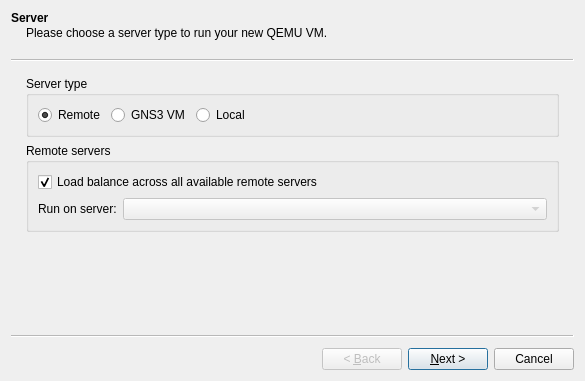
Above: gns3/modules/qemu/ui/qemu_vm_wizard.ui from GNS3/gns3-gui before the change. Below: the same form after it.
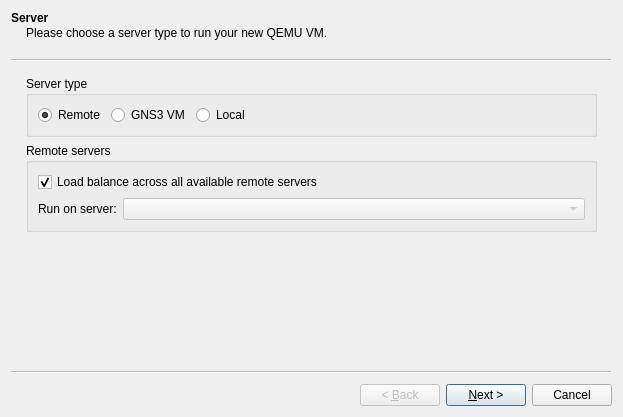
That is the form after the change.

The edit to the form file:
```diff
--- a/gns3/modules/qemu/ui/qemu_vm_wizard.ui
+++ b/gns3/modules/qemu/ui/qemu_vm_wizard.ui
@@ -6,8 +6,8 @@
    <rect>
     <x>0</x>
     <y>0</y>
-    <width>585</width>
-    <height>381</height>
+    <width>623</width>
+    <height>417</height>
    </rect>
   </property>
   <property name="windowTitle">
```
Left out of the diff: 14 changed lines with no effect on the pictures.
